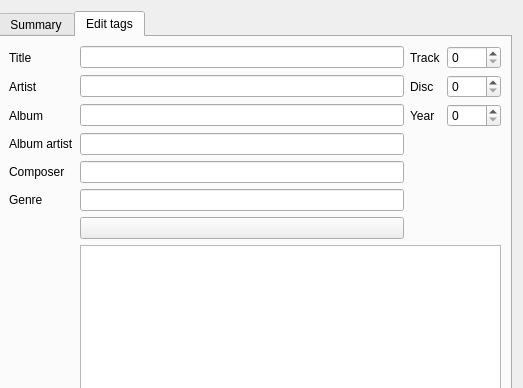
This is src/ui/edittagdialog.ui in clementine-player/Clementine as Qt 5 draws it before an edit; both pictures show x 340 to 863 and y 0 to 388 of the 863 by 635 pixel window. The edited form follows.
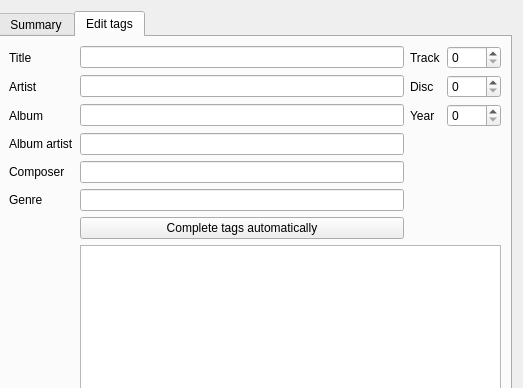
This is the edited form. The open tabs and pages were chosen to show the change. Icons and pictures are not drawn. Custom widgets are drawn as their Qt base class.

```diff
--- a/src/ui/edittagdialog.ui
+++ b/src/ui/edittagdialog.ui
@@ -819,7 +819,11 @@
          </widget>
         </item>
         <item row="6" column="1">
-         <widget class="QPushButton" name="fetch_tag"/>
+         <widget class="QPushButton" name="fetch_tag">
+          <property name="text">
+           <string>Complete tags automatically</string>
+          </property>
+         </widget>
         </item>
        </layout>
       </widget>
```
